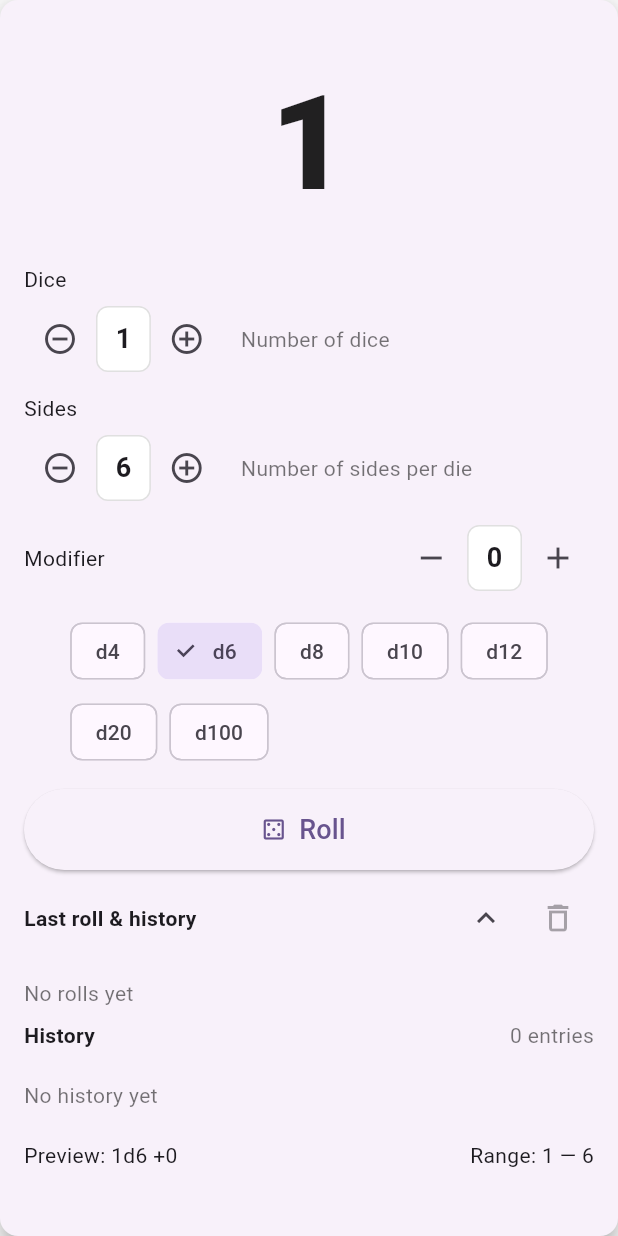
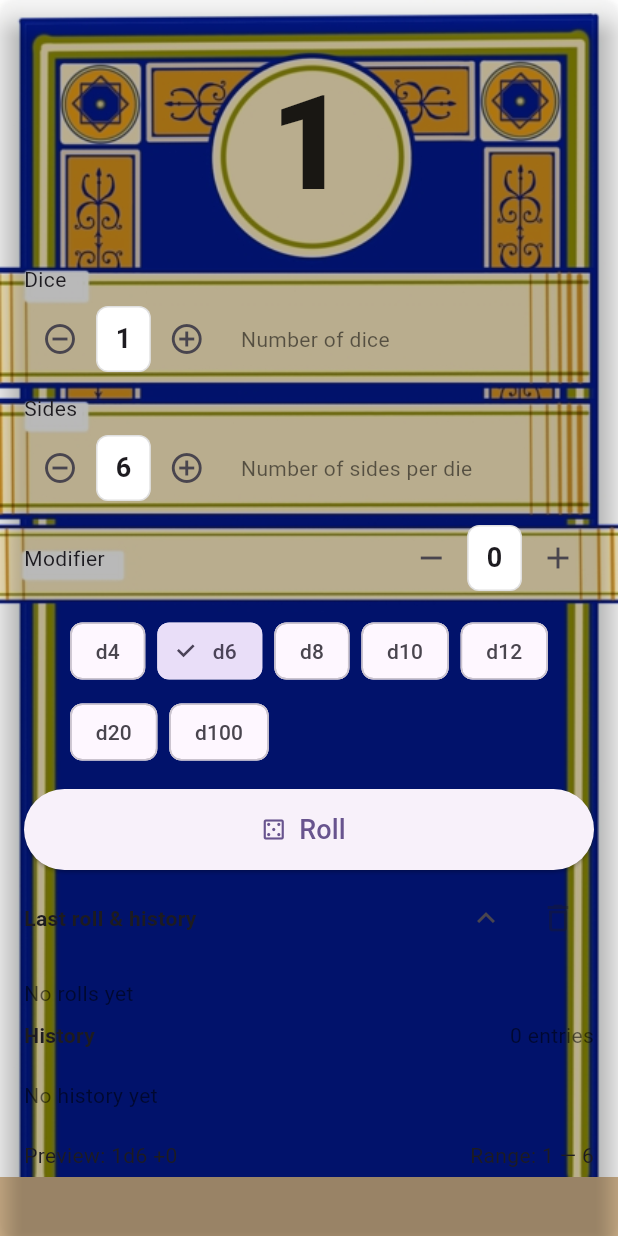
Before and after one commit to erickveil/woodbine, a Flutter app: the screen it shows after launch, on a phone screen of 412 x 824 dp. Run offline on Flutter 3.47's test engine with Material 3 defaults, Android fonts, the light colour scheme and no system bars; our stand-ins replace package_info_plus; missing offline and left inert: window_size.

Commit message:
Added a background image

```diff
--- a/lib/app.dart
+++ b/lib/app.dart
@@ -12,7 +12,17 @@ class DiceRollerApp extends StatelessWidget {
         colorScheme: ColorScheme.fromSeed(seedColor: Colors.deepPurple),
         useMaterial3: true,
       ),
-      home: const DiceRollerPage(),
+      home: Container(
+        decoration: const BoxDecoration(
+          color: Color(0xFFD2B48C), // tan background color
+          image: DecorationImage(
+            image: AssetImage('assets/images/background.jpg'),
+            fit: BoxFit.fitWidth,
+            alignment: Alignment.topCenter,
+          ),
+        ),
+        child: const DiceRollerPage(),
+      ),
     );
   }
 }
--- a/lib/pages/dice_roller_page.dart
+++ b/lib/pages/dice_roller_page.dart
@@ -194,7 +194,7 @@ class _DiceRollerPageState extends State<DiceRollerPage> {
     const double minPageHeight = 680;
 
     return Scaffold(
-      backgroundColor: Colors.grey[100],
+      backgroundColor: Colors.transparent,
       body: Center(
         child: ConstrainedBox(
           constraints: BoxConstraints(
@@ -206,6 +206,8 @@ class _DiceRollerPageState extends State<DiceRollerPage> {
             margin: EdgeInsets.zero,
             shape: RoundedRectangleBorder(borderRadius: BorderRadius.circular(12)),
             elevation: 6,
+            color: Colors.transparent,
+            //color: Colors.white.withOpacity(0.6),
             child: Padding(
               padding: const EdgeInsets.all(16),
               child: content,
--- a/pubspec.yaml
+++ b/pubspec.yaml
@@ -63,9 +63,8 @@ flutter:
   uses-material-design: true
 
   # To add assets to your application, add an assets section, like this:
-  # assets:
-  #   - images/a_dot_burr.jpeg
-  #   - images/a_dot_ham.jpeg
+  assets:
+    - assets/images/background.jpg
 
   # An image asset can refer to one or more resolution-specific "variants", see
   # https://flutter.dev/to/resolution-aware-images
```
Also changed, not shown: assets/images/background.jpg (added).
